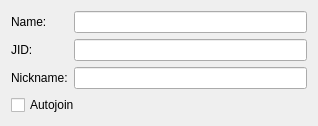
Old version of the form src/plugins/azoth/plugins/xoox/bookmarkeditwidget.ui in the repository 0xd34df00d/leechcraft.
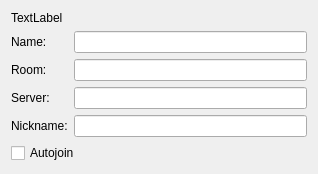
New version of the form.

The edit to the form file:
```diff
--- a/src/plugins/azoth/plugins/xoox/bookmarkeditwidget.ui
+++ b/src/plugins/azoth/plugins/xoox/bookmarkeditwidget.ui
@@ -7,7 +7,7 @@
     <x>0</x>
     <y>0</y>
     <width>318</width>
-    <height>114</height>
+    <height>162</height>
    </rect>
   </property>
   <property name="minimumSize">
@@ -20,8 +20,18 @@
    <string/>
   </property>
   <layout class="QVBoxLayout" name="verticalLayout">
+   <item>
+    <widget class="QLabel" name="HumanReadable_">
+     <property name="text">
+      <string>TextLabel</string>
+     </property>
+    </widget>
+   </item>
    <item>
     <layout class="QFormLayout" name="formLayout">
+     <property name="fieldGrowthPolicy">
+      <enum>QFormLayout::ExpandingFieldsGrow</enum>
+     </property>
      <item row="0" column="0">
       <widget class="QLabel" name="label">
        <property name="text">
@@ -35,7 +45,7 @@
      <item row="1" column="0">
       <widget class="QLabel" name="label_2">
        <property name="text">
-        <string>JID:</string>
+        <string>Room:</string>
        </property>
       </widget>
      </item>
@@ -43,13 +53,23 @@
       <widget class="QLineEdit" name="JID_"/>
      </item>
      <item row="2" column="0">
+      <widget class="QLabel" name="label_4">
+       <property name="text">
+        <string>Server:</string>
+       </property>
+      </widget>
+     </item>
+     <item row="2" column="1">
+      <widget class="QLineEdit" name="Server_"/>
+     </item>
+     <item row="3" column="0">
       <widget class="QLabel" name="label_3">
        <property name="text">
         <string>Nickname:</string>
        </property>
       </widget>
      </item>
-     <item row="2" column="1">
+     <item row="3" column="1">
       <widget class="QLineEdit" name="Nickname_"/>
      </item>
     </layout>
```
Left out of the diff: 4 changed lines with no effect on the pictures.
